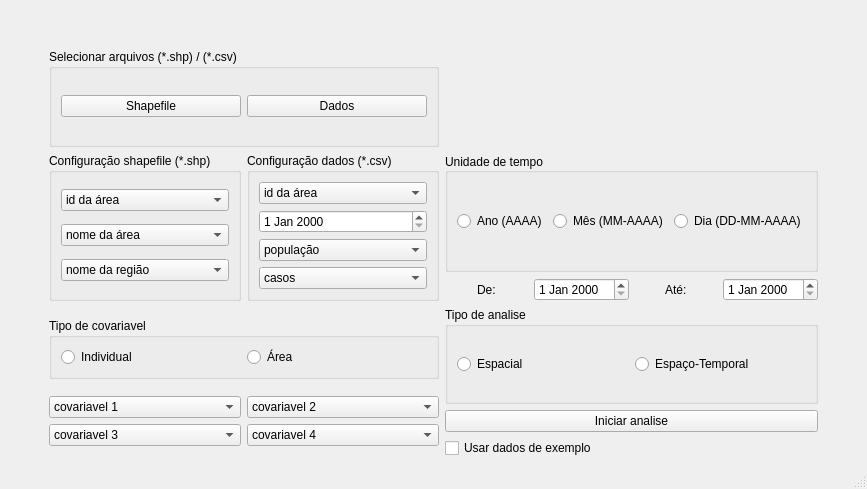
rodriguesmsb/pyBIS, file GUI/layouts/analysis.ui: the form before one commit.
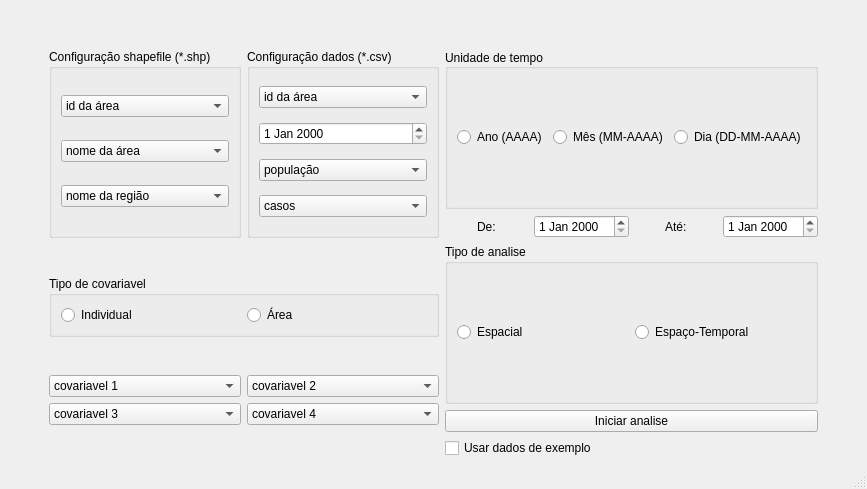
The form after the commit.

Diff of the .ui file:
```diff
--- a/GUI/layouts/analysis.ui
+++ b/GUI/layouts/analysis.ui
@@ -15,43 +15,7 @@
   </property>
   <widget class="QWidget" name="centralwidget">
    <layout class="QGridLayout" name="gridLayout">
-    <item row="2" column="1" rowspan="2">
-     <widget class="QGroupBox" name="verticalGroupBox">
-      <property name="title">
-       <string>Configuração shapefile (*.shp)</string>
-      </property>
-      <layout class="QVBoxLayout" name="verticalLayout">
-       <item>
-        <widget class="QComboBox" name="comboBox">
-         <item>
-          <property name="text">
-           <string>id da área</string>
-          </property>
-         </item>
-        </widget>
-       </item>
-       <item>
-        <widget class="QComboBox" name="comboBox_2">
-         <item>
-          <property name="text">
-           <string>nome da área</string>
-          </property>
-         </item>
-        </widget>
-       </item>
-       <item>
-        <widget class="QComboBox" name="comboBox_3">
-         <item>
-          <property name="text">
-           <string>nome da região</string>
-          </property>
-         </item>
-        </widget>
-       </item>
-      </layout>
-     </widget>
-    </item>
-    <item row="5" column="3">
+    <item row="4" column="3">
      <layout class="QVBoxLayout" name="verticalLayout_5">
       <item>
        <widget class="QPushButton" name="pushButton_2">
@@ -69,7 +33,7 @@
       </item>
      </layout>
     </item>
-    <item row="4" column="1" rowspan="2" colspan="2">
+    <item row="3" column="1" rowspan="2" colspan="2">
      <layout class="QVBoxLayout" name="verticalLayout_4">
       <item>
        <widget class="QGroupBox" name="horizontalGroupBox_5">
@@ -153,7 +117,7 @@
       </item>
      </layout>
     </item>
-    <item row="2" column="3">
+    <item row="1" column="3">
      <widget class="QGroupBox" name="horizontalGroupBox_7">
       <property name="title">
        <string>Unidade de tempo</string>
@@ -186,7 +150,50 @@
       </layout>
      </widget>
     </item>
-    <item row="2" column="2" rowspan="2">
+    <item row="1" column="4">
+     <spacer name="horizontalSpacer_2">
+      <property name="orientation">
+       <enum>Qt::Horizontal</enum>
+      </property>
+      <property name="sizeType">
+       <enum>QSizePolicy::Preferred</enum>
+      </property>
+      <property name="sizeHint" stdset="0">
+       <size>
+        <width>40</width>
+        <height>20</height>
+       </size>
+      </property>
+     </spacer>
+    </item>
+    <item row="3" column="3">
+     <layout class="QHBoxLayout" name="horizontalLayout_11">
+      <item>
+       <widget class="QGroupBox" name="horizontalGroupBox_8">
+        <property name="title">
+         <string>Tipo de analise</string>
+        </property>
+        <layout class="QHBoxLayout" name="horizontalLayout_10">
+         <item>
+          <widget class="QRadioButton" name="radioButton_6">
+           <property name="text">
+            <string>Espacial</string>
+           </property>
+          </widget>
+         </item>
+         <item>
+          <widget class="QRadioButton" name="radioButton_7">
+           <property name="text">
+            <string>Espaço-Temporal</string>
+           </property>
+          </widget>
+         </item>
+        </layout>
+       </widget>
+      </item>
+     </layout>
+    </item>
+    <item row="1" column="2" rowspan="2">
      <widget class="QGroupBox" name="verticalGroupBox_2">
       <property name="title">
        <string>Configuração dados (*.csv)</string>
@@ -225,6 +232,42 @@
       </layout>
      </widget>
     </item>
+    <item row="1" column="1" rowspan="2">
+     <widget class="QGroupBox" name="verticalGroupBox">
+      <property name="title">
+       <string>Configuração shapefile (*.shp)</string>
+      </property>
+      <layout class="QVBoxLayout" name="verticalLayout">
+       <item>
+        <widget class="QComboBox" name="comboBox">
+         <item>
+          <property name="text">
+           <string>id da área</string>
+          </property>
+         </item>
+        </widget>
+       </item>
+       <item>
+        <widget class="QComboBox" name="comboBox_2">
+         <item>
+          <property name="text">
+           <string>nome da área</string>
+          </property>
+         </item>
+        </widget>
+       </item>
+       <item>
+        <widget class="QComboBox" name="comboBox_3">
+         <item>
+          <property name="text">
+           <string>nome da região</string>
+          </property>
+         </item>
+        </widget>
+       </item>
+      </layout>
+     </widget>
+    </item>
     <item row="0" column="1">
      <spacer name="verticalSpacer">
       <property name="orientation">
@@ -241,7 +284,7 @@
       </property>
      </spacer>
     </item>
-    <item row="2" column="0">
+    <item row="1" column="0">
      <spacer name="horizontalSpacer">
       <property name="orientation">
        <enum>Qt::Horizontal</enum>
@@ -257,57 +300,7 @@
       </property>
      </spacer>
     </item>
-    <item row="1" column="1" colspan="2">
-     <widget class="QGroupBox" name="horizontalGroupBox">
-      <property name="title">
-       <string>Selecionar arquivos (*.shp) / (*.csv)</string>
-      </property>
-      <layout class="QHBoxLayout" name="horizontalLayout">
-       <item>
-        <widget class="QPushButton" name="pushButton">
-         <property name="text">
-          <string>Shapefile</string>
-         </property>
-        </widget>
-       </item>
-       <item>
-        <widget class="QPushButton" name="pushButton_3">
-         <property name="text">
-          <string>Dados</string>
-         </property>
-        </widget>
-       </item>
-      </layout>
-     </widget>
-    </item>
-    <item row="4" column="3">
-     <layout class="QHBoxLayout" name="horizontalLayout_11">
-      <item>
-       <widget class="QGroupBox" name="horizontalGroupBox_8">
-        <property name="title">
-         <string>Tipo de analise</string>
-        </property>
-        <layout class="QHBoxLayout" name="horizontalLayout_10">
-         <item>
-          <widget class="QRadioButton" name="radioButton_6">
-           <property name="text">
-            <string>Espacial</string>
-           </property>
-          </widget>
-         </item>
-         <item>
-          <widget class="QRadioButton" name="radioButton_7">
-           <property name="text">
-            <string>Espaço-Temporal</string>
-           </property>
-          </widget>
-         </item>
-        </layout>
-       </widget>
-      </item>
-     </layout>
-    </item>
-    <item row="3" column="3">
+    <item row="2" column="3">
      <layout class="QHBoxLayout" name="horizontalLayout_9">
       <item alignment="Qt::AlignHCenter">
        <widget class="QLabel" name="label">
@@ -331,22 +324,6 @@
       </item>
      </layout>
     </item>
-    <item row="2" column="4">
-     <spacer name="horizontalSpacer_2">
-      <property name="orientation">
-       <enum>Qt::Horizontal</enum>
-      </property>
-      <property name="sizeType">
-       <enum>QSizePolicy::Preferred</enum>
-      </property>
-      <property name="sizeHint" stdset="0">
-       <size>
-        <width>40</width>
-        <height>20</height>
-       </size>
-      </property>
-     </spacer>
-    </item>
    </layout>
   </widget>
   <widget class="QStatusBar" name="statusbar"/>
```
